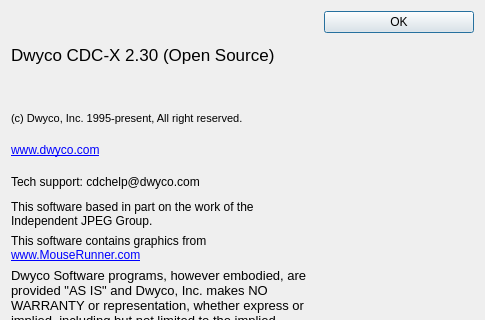
Old version of the form cdcx/about.ui in the repository blindchimp/dwyco; both pictures show x 0 to 485 and y 0 to 320 of the 485 by 459 pixel window.
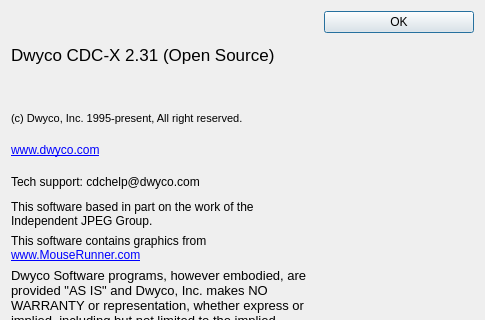
New version of the form. Icons and pictures are not drawn.

```diff
--- a/cdcx/about.ui
+++ b/cdcx/about.ui
@@ -36,8 +36,8 @@
         <string>&lt;!DOCTYPE HTML PUBLIC &quot;-//W3C//DTD HTML 4.0//EN&quot; &quot;http://www.w3.org/TR/REC-html40/strict.dtd&quot;&gt;
 &lt;html&gt;&lt;head&gt;&lt;meta name=&quot;qrichtext&quot; content=&quot;1&quot; /&gt;&lt;style type=&quot;text/css&quot;&gt;
 p, li { white-space: pre-wrap; }
-&lt;/style&gt;&lt;/head&gt;&lt;body style=&quot; font-family:'.AppleSystemUIFont'; font-size:13pt; font-weight:400; font-style:normal;&quot;&gt;
-&lt;p style=&quot; margin-top:0px; margin-bottom:0px; margin-left:0px; margin-right:0px; -qt-block-indent:0; text-indent:0px;&quot;&gt;&lt;span style=&quot; font-family:'Sans Serif';&quot;&gt;Dwyco CDC-X 2.30 (Open Source)&lt;/span&gt;&lt;/p&gt;&lt;/body&gt;&lt;/html&gt;</string>
+&lt;/style&gt;&lt;/head&gt;&lt;body style=&quot; font-family:'MS Shell Dlg 2'; font-size:8pt; font-weight:400; font-style:normal;&quot;&gt;
+&lt;p style=&quot; margin-top:0px; margin-bottom:0px; margin-left:0px; margin-right:0px; -qt-block-indent:0; text-indent:0px;&quot;&gt;&lt;span style=&quot; font-family:'Sans Serif'; font-size:13pt;&quot;&gt;Dwyco CDC-X 2.31 (Open Source)&lt;/span&gt;&lt;/p&gt;&lt;/body&gt;&lt;/html&gt;</string>
        </property>
       </widget>
      </item>
```
